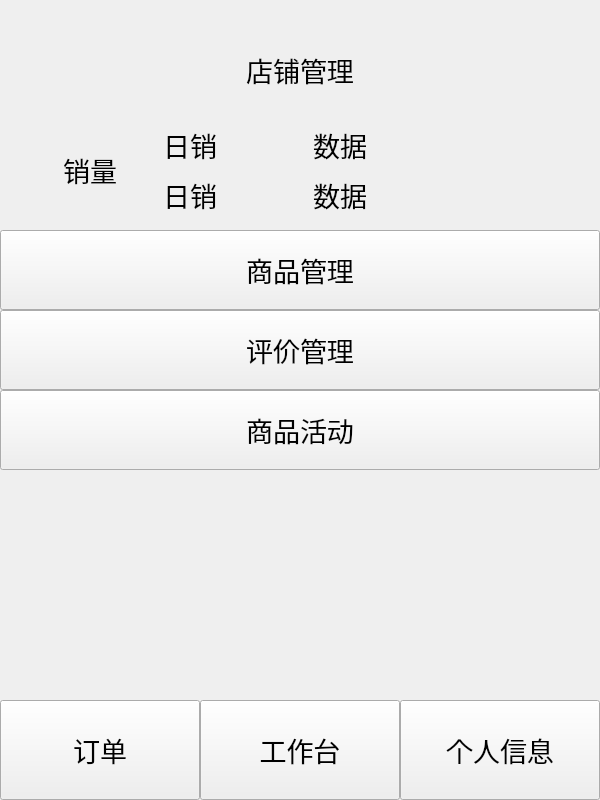
The window that business/workbench.ui (chichuxwx/Food-delivery-platform) describes before a commit, drawn with Qt 5.
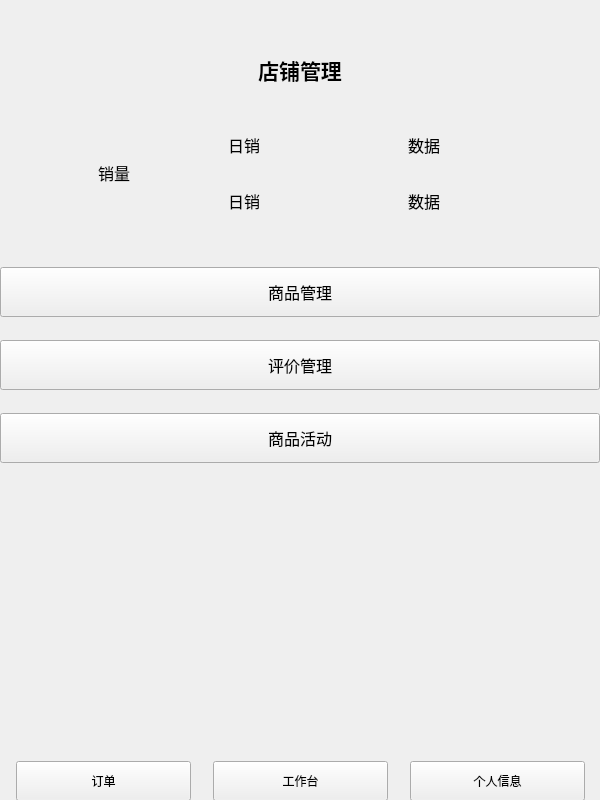
The same window after the commit.

```diff
--- a/business/workbench.ui
+++ b/business/workbench.ui
@@ -48,25 +48,115 @@
    </property>
    <property name="font">
     <font>
-     <pointsize>20</pointsize>
+     <pointsize>16</pointsize>
     </font>
    </property>
    <property name="text">
-    <string>店铺管理</string>
+    <string>&lt;html&gt;&lt;head/&gt;&lt;body&gt;&lt;p&gt;&lt;span style=&quot; font-weight:700;&quot;&gt;店铺管理&lt;/span&gt;&lt;/p&gt;&lt;/body&gt;&lt;/html&gt;</string>
    </property>
    <property name="alignment">
     <set>Qt::AlignmentFlag::AlignCenter</set>
    </property>
   </widget>
-  <widget class="QLabel" name="label_sales">
+  <widget class="QWidget" name="layoutWidget">
+   <property name="geometry">
+    <rect>
+     <x>0</x>
+     <y>760</y>
+     <width>601</width>
+     <height>42</height>
+    </rect>
+   </property>
+   <layout class="QHBoxLayout" name="horizontalLayout">
+    <item>
+     <widget class="QPushButton" name="pushButton_order">
+      <property name="minimumSize">
+       <size>
+        <width>175</width>
+        <height>40</height>
+       </size>
+      </property>
+      <property name="maximumSize">
+       <size>
+        <width>175</width>
+        <height>40</height>
+       </size>
+      </property>
+      <property name="font">
+       <font>
+        <family>Microsoft YaHei</family>
+        <pointsize>9</pointsize>
+       </font>
+      </property>
+      <property name="text">
+       <string>订单</string>
+      </property>
+     </widget>
+    </item>
+    <item>
+     <widget class="QPushButton" name="pushButton_workbench">
+      <property name="minimumSize">
+       <size>
+        <width>175</width>
+        <height>40</height>
+       </size>
+      </property>
+      <property name="maximumSize">
+       <size>
+        <width>175</width>
+        <height>40</height>
+       </size>
+      </property>
+      <property name="font">
+       <font>
+        <family>Microsoft YaHei</family>
+        <pointsize>9</pointsize>
+       </font>
+      </property>
+      <property name="text">
+       <string>工作台</string>
+      </property>
+     </widget>
+    </item>
+    <item>
+     <widget class="QPushButton" name="pushButton_self_inform">
+      <property name="minimumSize">
+       <size>
+        <width>175</width>
+        <height>40</height>
+       </size>
+      </property>
+      <property name="maximumSize">
+       <size>
+        <width>175</width>
+        <height>40</height>
+       </size>
+      </property>
+      <property name="font">
+       <font>
+        <family>Microsoft YaHei</family>
+        <pointsize>9</pointsize>
+       </font>
+      </property>
+      <property name="text">
+       <string>个人信息</string>
+      </property>
+     </widget>
+    </item>
+   </layout>
+  </widget>
+  <widget class="QWidget" name="">
    <property name="geometry">
     <rect>
      <x>40</x>
      <y>120</y>
-     <width>100</width>
-     <height>100</height>
+     <width>511</width>
+     <height>106</height>
     </rect>
    </property>
+   <layout class="QGridLayout" name="gridLayout">
+    <item row="0" column="0" rowspan="2">
+     <widget class="QLabel" name="label_sales">
    <property name="minimumSize">
     <size>
      <width>100</width>
@@ -81,7 +171,8 @@
    </property>
    <property name="font">
     <font>
-     <pointsize>20</pointsize>
+        <pointsize>12</pointsize>
+        <bold>false</bold>
     </font>
    </property>
    <property name="text">
@@ -91,15 +182,9 @@
     <set>Qt::AlignmentFlag::AlignCenter</set>
    </property>
   </widget>
+    </item>
+    <item row="0" column="1">
   <widget class="QLabel" name="label_sales_day">
-   <property name="geometry">
-    <rect>
-     <x>140</x>
-     <y>120</y>
-     <width>100</width>
-     <height>50</height>
-    </rect>
-   </property>
    <property name="minimumSize">
     <size>
      <width>100</width>
@@ -114,7 +199,7 @@
    </property>
    <property name="font">
     <font>
-     <pointsize>20</pointsize>
+        <pointsize>12</pointsize>
      <bold>false</bold>
     </font>
    </property>
@@ -125,285 +210,176 @@
     <set>Qt::AlignmentFlag::AlignCenter</set>
    </property>
   </widget>
-  <widget class="QLabel" name="label_sales_month">
-   <property name="geometry">
-    <rect>
-     <x>140</x>
-     <y>170</y>
-     <width>100</width>
-     <height>50</height>
-    </rect>
-   </property>
-   <property name="minimumSize">
-    <size>
-     <width>100</width>
-     <height>50</height>
-    </size>
-   </property>
-   <property name="maximumSize">
-    <size>
-     <width>100</width>
-     <height>50</height>
-    </size>
-   </property>
-   <property name="font">
-    <font>
-     <pointsize>20</pointsize>
-     <bold>false</bold>
-    </font>
-   </property>
-   <property name="text">
-    <string>日销</string>
-   </property>
-   <property name="alignment">
-    <set>Qt::AlignmentFlag::AlignCenter</set>
-   </property>
-  </widget>
+    </item>
+    <item row="0" column="2">
   <widget class="QLabel" name="label_data_day">
+      <property name="minimumSize">
+       <size>
+        <width>200</width>
+        <height>50</height>
+       </size>
+      </property>
+      <property name="maximumSize">
+       <size>
+        <width>200</width>
+        <height>50</height>
+       </size>
+      </property>
+      <property name="font">
+       <font>
+        <pointsize>12</pointsize>
+        <bold>false</bold>
+       </font>
+      </property>
+      <property name="text">
+       <string>数据</string>
+      </property>
+      <property name="alignment">
+       <set>Qt::AlignmentFlag::AlignCenter</set>
+      </property>
+     </widget>
+    </item>
+    <item row="1" column="1">
+     <widget class="QLabel" name="label_sales_month">
+      <property name="minimumSize">
+       <size>
+        <width>100</width>
+        <height>50</height>
+       </size>
+      </property>
+      <property name="maximumSize">
+       <size>
+        <width>100</width>
+        <height>50</height>
+       </size>
+      </property>
+      <property name="font">
+       <font>
+        <pointsize>12</pointsize>
+        <bold>false</bold>
+       </font>
+      </property>
+      <property name="text">
+       <string>日销</string>
+      </property>
+      <property name="alignment">
+       <set>Qt::AlignmentFlag::AlignCenter</set>
+      </property>
+     </widget>
+    </item>
+    <item row="1" column="2">
+     <widget class="QLabel" name="label_data_month">
+      <property name="minimumSize">
+       <size>
+        <width>200</width>
+        <height>50</height>
+       </size>
+      </property>
+      <property name="maximumSize">
+       <size>
+        <width>200</width>
+        <height>50</height>
+       </size>
+      </property>
+      <property name="font">
+       <font>
+        <pointsize>12</pointsize>
+        <bold>false</bold>
+       </font>
+      </property>
+      <property name="text">
+       <string>数据</string>
+      </property>
+      <property name="alignment">
+       <set>Qt::AlignmentFlag::AlignCenter</set>
+      </property>
+     </widget>
+    </item>
+   </layout>
+  </widget>
+  <widget class="QWidget" name="">
    <property name="geometry">
     <rect>
-     <x>240</x>
-     <y>120</y>
-     <width>200</width>
-     <height>50</height>
+     <x>0</x>
+     <y>250</y>
+     <width>602</width>
+     <height>231</height>
     </rect>
    </property>
-   <property name="minimumSize">
-    <size>
-     <width>200</width>
-     <height>50</height>
-    </size>
-   </property>
-   <property name="maximumSize">
-    <size>
-     <width>200</width>
-     <height>50</height>
-    </size>
-   </property>
-   <property name="font">
-    <font>
-     <pointsize>20</pointsize>
-    </font>
-   </property>
-   <property name="text">
-    <string>数据</string>
-   </property>
-   <property name="alignment">
-    <set>Qt::AlignmentFlag::AlignCenter</set>
-   </property>
-  </widget>
+   <layout class="QVBoxLayout" name="verticalLayout">
+    <item>
   <widget class="QPushButton" name="pushButton_good_man">
-   <property name="geometry">
-    <rect>
-     <x>0</x>
-     <y>230</y>
-     <width>600</width>
-     <height>80</height>
-    </rect>
-   </property>
    <property name="minimumSize">
     <size>
      <width>600</width>
-     <height>80</height>
+        <height>50</height>
     </size>
    </property>
    <property name="maximumSize">
     <size>
      <width>600</width>
-     <height>80</height>
+        <height>50</height>
     </size>
    </property>
    <property name="font">
     <font>
-     <pointsize>20</pointsize>
+        <pointsize>12</pointsize>
     </font>
    </property>
    <property name="text">
     <string>商品管理</string>
    </property>
   </widget>
-  <widget class="QPushButton" name="pushButton_good_act">
-   <property name="geometry">
-    <rect>
-     <x>0</x>
-     <y>390</y>
-     <width>600</width>
-     <height>80</height>
-    </rect>
-   </property>
-   <property name="minimumSize">
-    <size>
-     <width>600</width>
-     <height>80</height>
-    </size>
-   </property>
-   <property name="maximumSize">
-    <size>
-     <width>600</width>
-     <height>80</height>
-    </size>
-   </property>
-   <property name="font">
-    <font>
-     <pointsize>20</pointsize>
-    </font>
-   </property>
-   <property name="text">
-    <string>商品活动</string>
-   </property>
-  </widget>
+    </item>
+    <item>
   <widget class="QPushButton" name="pushButton_evalute">
-   <property name="geometry">
-    <rect>
-     <x>0</x>
-     <y>310</y>
-     <width>600</width>
-     <height>80</height>
-    </rect>
-   </property>
    <property name="minimumSize">
     <size>
      <width>600</width>
-     <height>80</height>
+        <height>50</height>
     </size>
    </property>
    <property name="maximumSize">
     <size>
      <width>600</width>
-     <height>81</height>
+        <height>50</height>
     </size>
    </property>
    <property name="font">
     <font>
-     <pointsize>20</pointsize>
+        <pointsize>12</pointsize>
     </font>
    </property>
    <property name="text">
     <string>评价管理</string>
    </property>
   </widget>
-  <widget class="QLabel" name="label_data_month">
-   <property name="geometry">
-    <rect>
-     <x>240</x>
-     <y>170</y>
-     <width>200</width>
-     <height>50</height>
-    </rect>
-   </property>
+    </item>
+    <item>
+     <widget class="QPushButton" name="pushButton_good_act">
    <property name="minimumSize">
     <size>
-     <width>200</width>
+        <width>600</width>
      <height>50</height>
     </size>
    </property>
    <property name="maximumSize">
     <size>
-     <width>200</width>
+        <width>600</width>
      <height>50</height>
     </size>
    </property>
    <property name="font">
     <font>
-     <pointsize>20</pointsize>
+        <pointsize>12</pointsize>
     </font>
    </property>
    <property name="text">
-    <string>数据</string>
-   </property>
-   <property name="alignment">
-    <set>Qt::AlignmentFlag::AlignCenter</set>
-   </property>
-  </widget>
-  <widget class="QPushButton" name="pushButton_order">
-   <property name="geometry">
-    <rect>
-     <x>0</x>
-     <y>700</y>
-     <width>200</width>
-     <height>100</height>
-    </rect>
-   </property>
-   <property name="minimumSize">
-    <size>
-     <width>200</width>
-     <height>100</height>
-    </size>
-   </property>
-   <property name="maximumSize">
-    <size>
-     <width>200</width>
-     <height>30</height>
-    </size>
-   </property>
-   <property name="font">
-    <font>
-     <pointsize>20</pointsize>
-    </font>
-   </property>
-   <property name="text">
-    <string>订单</string>
-   </property>
-  </widget>
-  <widget class="QPushButton" name="pushButton_workbench">
-   <property name="geometry">
-    <rect>
-     <x>200</x>
-     <y>700</y>
-     <width>200</width>
-     <height>100</height>
-    </rect>
-   </property>
-   <property name="minimumSize">
-    <size>
-     <width>200</width>
-     <height>100</height>
-    </size>
-   </property>
-   <property name="maximumSize">
-    <size>
-     <width>200</width>
-     <height>100</height>
-    </size>
-   </property>
-   <property name="font">
-    <font>
-     <pointsize>20</pointsize>
-    </font>
-   </property>
-   <property name="text">
-    <string>工作台</string>
-   </property>
-  </widget>
-  <widget class="QPushButton" name="pushButton_self_inform">
-   <property name="geometry">
-    <rect>
-     <x>400</x>
-     <y>700</y>
-     <width>200</width>
-     <height>100</height>
-    </rect>
-   </property>
-   <property name="minimumSize">
-    <size>
-     <width>200</width>
-     <height>100</height>
-    </size>
-   </property>
-   <property name="maximumSize">
-    <size>
-     <width>200</width>
-     <height>100</height>
-    </size>
-   </property>
-   <property name="font">
-    <font>
-     <pointsize>20</pointsize>
-    </font>
-   </property>
-   <property name="text">
-    <string>个人信息</string>
-   </property>
+       <string>商品活动</string>
+      </property>
+     </widget>
+    </item>
+   </layout>
   </widget>
  </widget>
  <resources/>
```
Lines whose indentation alone changed are shown as unchanged.
